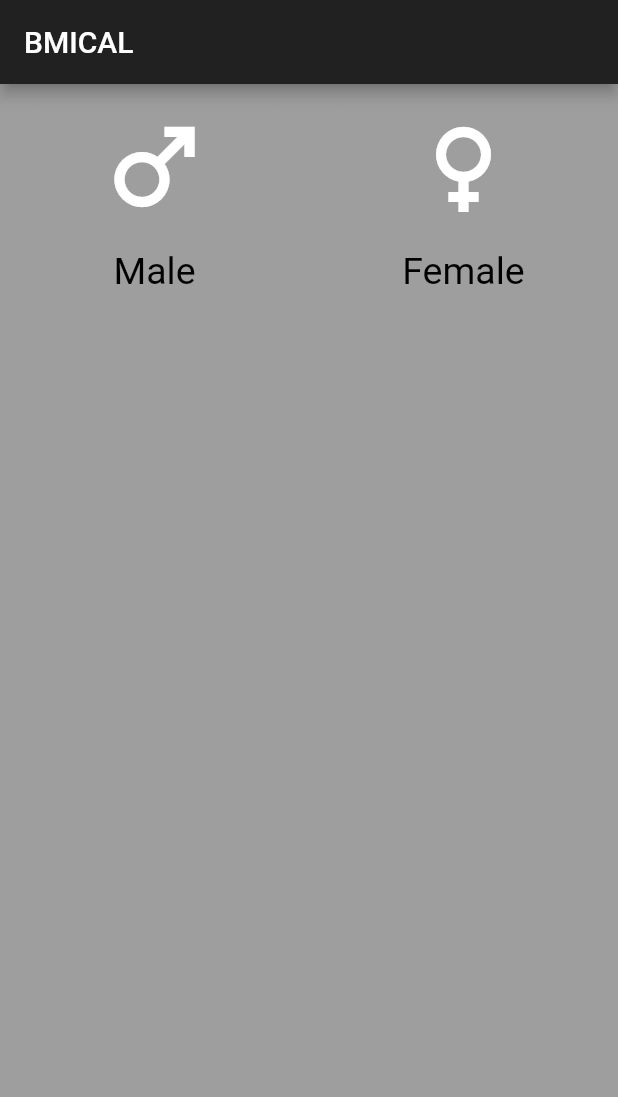
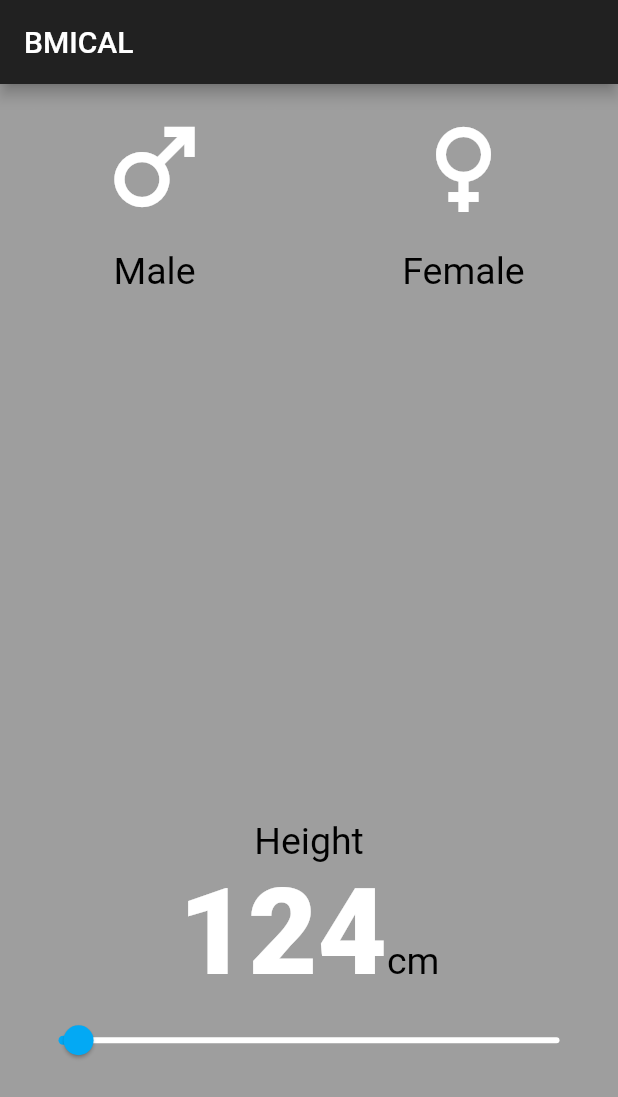
Before and after one commit to rajson49/BMICAL, a Flutter app: the screen it shows after launch, on a phone screen of 412 x 824 dp. Shown: the top 1097 px of the screen. Run offline on Flutter 3.47's test engine with Material 2 defaults, Android fonts, the phone set to English and light mode, and no system bars.

```diff
--- /dev/null
+++ b/lib/constantsFile.dart
@@ -0,0 +1,16 @@
+import 'package:flutter/material.dart';
+
+const Color kcolorOfBox = Colors.black45;
+const Color kcolorInactive = Colors.grey;
+const Color kcolorActive = Colors.lightBlue;
+
+const TextStyle klableDesign=TextStyle(
+  fontSize: 25,
+  color: Colors.black
+);
+
+const TextStyle kbiglableDesign=TextStyle(
+    fontSize: 80,
+    color: Colors.white,
+    fontWeight: FontWeight.w900
+);
--- a/lib/main.dart
+++ b/lib/main.dart
@@ -1,10 +1,9 @@
+
 import 'package:bmicalculator/itemWidget.dart';
 import 'package:bmicalculator/reusableClass.dart';
 import 'package:flutter/material.dart';
+import 'constantsFile.dart';
 
-const Color colorOfBox = Colors.black45;
-const Color colorInactive = Colors.grey;
-const Color colorActive = Colors.lightBlue;
 
 void main() {
   runApp(MyApp());
@@ -34,9 +33,10 @@ class BmlCal extends StatefulWidget {
 
 class _BmlCalState extends State<BmlCal> {
 
-  Color maleBoxColor = colorInactive;
-  Color womanBoxColor = colorInactive;
+  Color maleBoxColor = kcolorInactive;
+  Color womanBoxColor = kcolorInactive;
   var selectedGender;
+  var height=124;
 
   @override
   Widget build(BuildContext context) {
@@ -46,6 +46,7 @@ class _BmlCalState extends State<BmlCal> {
         title: Text('BMICAL'),
       ),
       body: Column(
+        crossAxisAlignment: CrossAxisAlignment.stretch,
         children: [
           Expanded(
             child: Row(
@@ -59,7 +60,7 @@ class _BmlCalState extends State<BmlCal> {
                       },
                       child: ReusbaleClass(
                   child_widget: ItemWidget(icon: Icons.male, name: 'Male'),
-                  colorChosed: selectedGender==Gender.male?colorActive:colorInactive
+                  colorChosed: selectedGender==Gender.male?kcolorActive:kcolorInactive
                 ),
                     )),
                 Expanded(
@@ -71,14 +72,42 @@ class _BmlCalState extends State<BmlCal> {
                       },
                       child: ReusbaleClass(
                   child_widget: ItemWidget(icon: Icons.female, name: 'Female'),
-                  colorChosed:selectedGender==Gender.female?colorActive:colorInactive
+                  colorChosed:selectedGender==Gender.female?kcolorActive:kcolorInactive
                 ),
                     ))
               ],
             ),
           ),
-          /*Expanded(child: ReusbaleClass()),
-          Expanded(
+        Expanded(child: ReusbaleClass(
+          child_widget: Column(
+            mainAxisAlignment: MainAxisAlignment.center,
+            children: [
+              Text('Height',style: klableDesign),
+              Row(
+                mainAxisAlignment: MainAxisAlignment.center,
+                crossAxisAlignment: CrossAxisAlignment.baseline,
+                children: [
+                  Text(height.toString(),style: kbiglableDesign),
+                  Text('cm',style: klableDesign)
+                ],
+                textBaseline: TextBaseline.alphabetic,
+              ),
+              Slider(
+                  value: height.toDouble(),
+                  min: 120,
+                  max: 220,
+                  inactiveColor: Colors.white,
+                  activeColor: kcolorActive,
+                  onChanged: (double value) {
+                    setState(() {
+                      height=value.round();
+                    });
+                  },)
+            ],
+          ),
+          colorChosed: kcolorInactive,
+        )),
+          /* Expanded(
             child: Row(
               children: [
                 Expanded(child: ReusbaleClass()),
```
